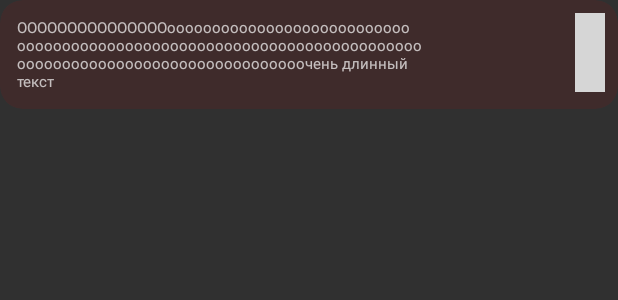
After one commit to rpuxa/Bomjara2, an Android app: the layout tip.xml on its own in the app's theme, with its tools: preview values and no code run, on a phone screen of 412 x 824 dp. The commit adds this screen. Shown: the top 300 px of the screen. Run offline under Robolectric (Android 15) with nearby library versions, the phone set to English and light mode, and no system bars; grey boxes are pictures that could not be loaded.

Commit message:
add tip layout

```diff
--- /dev/null
+++ b/app/src/main/res/layout/tip.xml
@@ -0,0 +1,50 @@
+<?xml version="1.0" encoding="utf-8"?>
+<android.support.v7.widget.CardView xmlns:android="http://schemas.android.com/apk/res/android"
+    xmlns:app="http://schemas.android.com/apk/res-auto"
+    android:layout_width="match_parent"
+    android:layout_height="wrap_content"
+    app:cardBackgroundColor="@color/transient_red"
+    app:cardCornerRadius="15dp"
+    app:cardElevation="0dp"
+    app:contentPadding="3dp">
+
+    <android.support.constraint.ConstraintLayout
+        android:layout_width="match_parent"
+        android:layout_height="match_parent">
+
+        <ImageView
+            android:id="@+id/close_tip"
+            android:layout_width="20dp"
+            android:layout_height="0dp"
+            android:layout_marginBottom="8dp"
+            android:layout_marginEnd="5dp"
+            android:layout_marginRight="5dp"
+            android:layout_marginTop="5dp"
+            android:alpha="0.3"
+            android:scaleType="fitStart"
+            app:layout_constraintBottom_toBottomOf="parent"
+            app:layout_constraintEnd_toEndOf="parent"
+            app:layout_constraintTop_toTopOf="parent"
+            app:layout_constraintVertical_bias="0.6"
+            app:srcCompat="@drawable/close" />
+
+        <TextView
+            android:id="@+id/textView24"
+            android:layout_width="0dp"
+            android:layout_height="wrap_content"
+            android:layout_marginBottom="8dp"
+            android:layout_marginEnd="16dp"
+            android:layout_marginLeft="8dp"
+            android:layout_marginRight="16dp"
+            android:layout_marginStart="8dp"
+            android:layout_marginTop="8dp"
+            android:text="ОООООООООООООООоооооооооооооооооооооооооооооооооооооооооооооооооооооооооооооооооооооооооооооооооооооооооооооооооооооооочень длинный текст"
+            android:textSize="10sp"
+            app:layout_constraintBottom_toBottomOf="parent"
+            app:layout_constraintEnd_toStartOf="@+id/close_tip"
+            app:layout_constraintStart_toStartOf="parent"
+            app:layout_constraintTop_toTopOf="parent"
+            app:layout_constraintVertical_bias="0.0" />
+    </android.support.constraint.ConstraintLayout>
+
+</android.support.v7.widget.CardView>
--- a/app/src/main/res/values/colors.xml
+++ b/app/src/main/res/values/colors.xml
@@ -9,4 +9,6 @@
     <color name="gray">#ff303030</color>
 
     <color name="black_overlay">#66000000</color>
+
+    <color name="transient_red">#19cc0000</color>
 </resources>
```
